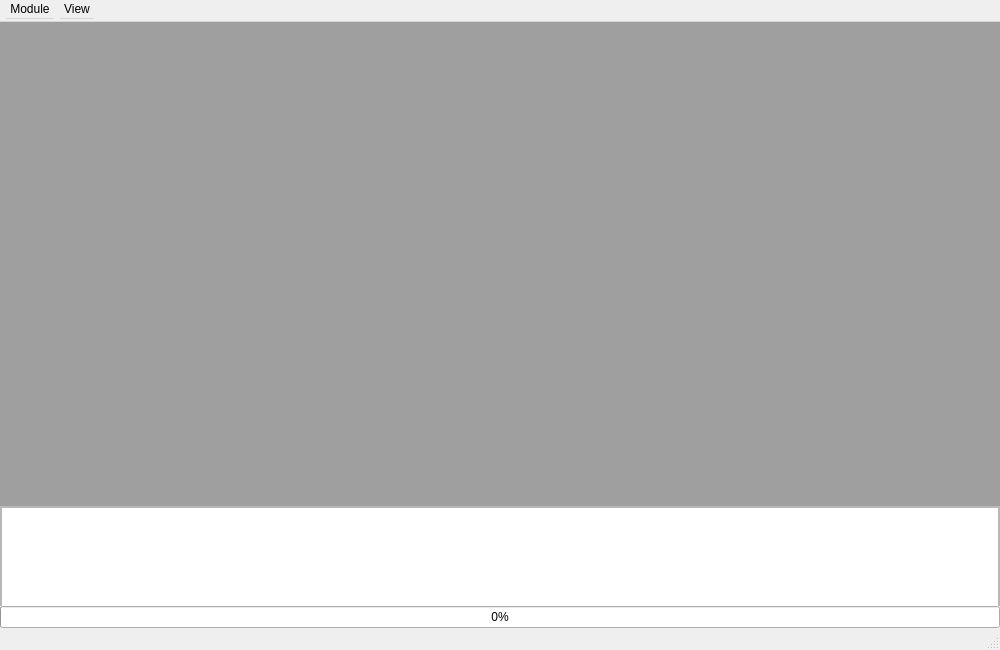
Before: the Qt Designer form mainwindow.ui in manpeihong/Toolbox-v3, drawn with Qt 5.
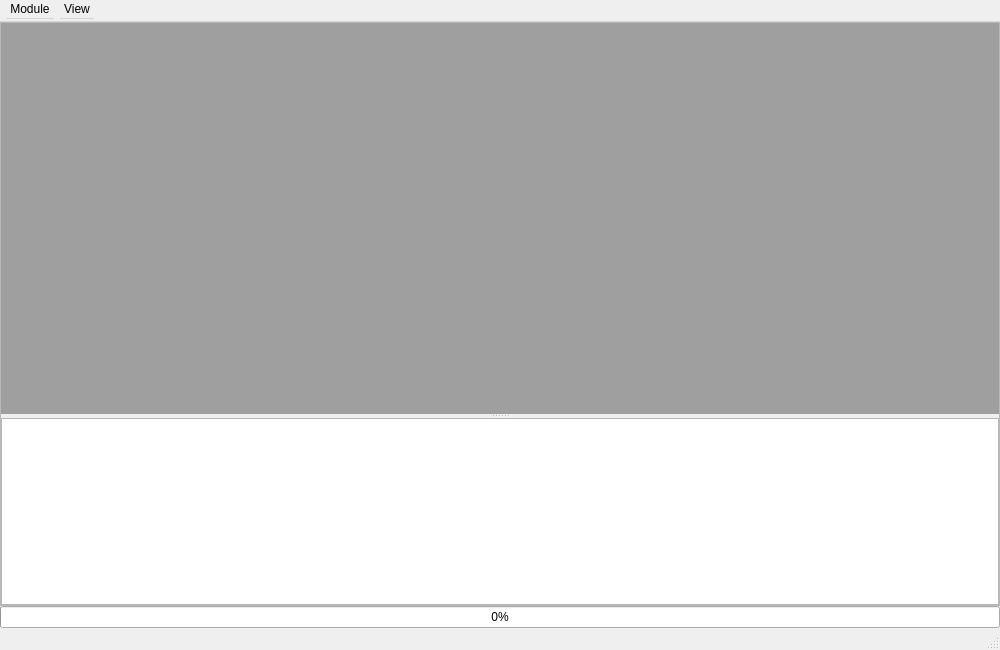
After: the same form once the commit is applied.

```diff
--- a/mainwindow.ui
+++ b/mainwindow.ui
@@ -40,6 +40,131 @@
      <number>0</number>
     </property>
     <item row="3" column="0">
+     <widget class="QProgressBar" name="progressbar">
+      <property name="sizePolicy">
+       <sizepolicy hsizetype="Preferred" vsizetype="Fixed">
+        <horstretch>1</horstretch>
+        <verstretch>0</verstretch>
+       </sizepolicy>
+      </property>
+      <property name="minimumSize">
+       <size>
+        <width>0</width>
+        <height>0</height>
+       </size>
+      </property>
+      <property name="maximumSize">
+       <size>
+        <width>16777215</width>
+        <height>30</height>
+       </size>
+      </property>
+      <property name="value">
+       <number>0</number>
+      </property>
+      <property name="alignment">
+       <set>Qt::AlignCenter</set>
+      </property>
+     </widget>
+    </item>
+    <item row="0" column="0">
+     <widget class="QFrame" name="mainframe">
+      <property name="frameShape">
+       <enum>QFrame::StyledPanel</enum>
+      </property>
+      <property name="frameShadow">
+       <enum>QFrame::Raised</enum>
+      </property>
+      <layout class="QGridLayout" name="gridLayout_2">
+       <property name="leftMargin">
+        <number>0</number>
+       </property>
+       <property name="topMargin">
+        <number>0</number>
+       </property>
+       <property name="rightMargin">
+        <number>0</number>
+       </property>
+       <property name="bottomMargin">
+        <number>0</number>
+       </property>
+       <property name="spacing">
+        <number>0</number>
+       </property>
+       <item row="0" column="0">
+        <widget class="QSplitter" name="splitter">
+         <property name="orientation">
+          <enum>Qt::Vertical</enum>
+         </property>
+         <widget class="QMdiArea" name="mdi">
+          <property name="sizePolicy">
+           <sizepolicy hsizetype="Expanding" vsizetype="Expanding">
+            <horstretch>0</horstretch>
+            <verstretch>1</verstretch>
+           </sizepolicy>
+          </property>
+          <property name="mouseTracking">
+           <bool>true</bool>
+          </property>
+          <property name="focusPolicy">
+           <enum>Qt::StrongFocus</enum>
+          </property>
+          <property name="viewMode">
+           <enum>QMdiArea::TabbedView</enum>
+          </property>
+          <property name="tabsClosable">
+           <bool>true</bool>
+          </property>
+          <property name="tabsMovable">
+           <bool>true</bool>
+          </property>
+          <property name="tabPosition">
+           <enum>QTabWidget::North</enum>
+          </property>
+         </widget>
+         <widget class="QListWidget" name="listbox">
+          <property name="sizePolicy">
+           <sizepolicy hsizetype="Preferred" vsizetype="MinimumExpanding">
+            <horstretch>0</horstretch>
+            <verstretch>1</verstretch>
+           </sizepolicy>
+          </property>
+          <property name="minimumSize">
+           <size>
+            <width>0</width>
+            <height>100</height>
+           </size>
+          </property>
+          <property name="maximumSize">
+           <size>
+            <width>16777215</width>
+            <height>300</height>
+           </size>
+          </property>
+          <property name="font">
+           <font>
+            <family>Arial</family>
+           </font>
+          </property>
+          <property name="focusPolicy">
+           <enum>Qt::NoFocus</enum>
+          </property>
+          <property name="autoScrollMargin">
+           <number>-1</number>
+          </property>
+          <property name="iconSize">
+           <size>
+            <width>10</width>
+            <height>10</height>
+           </size>
+          </property>
+         </widget>
+        </widget>
+       </item>
+      </layout>
+     </widget>
+    </item>
+    <item row="2" column="0">
      <widget class="QFrame" name="horizontalFrame">
       <property name="sizePolicy">
        <sizepolicy hsizetype="Preferred" vsizetype="Fixed">
@@ -147,137 +272,6 @@
       </layout>
      </widget>
     </item>
-    <item row="0" column="0">
-     <widget class="QMdiArea" name="mdi">
-      <property name="mouseTracking">
-       <bool>true</bool>
-      </property>
-      <property name="focusPolicy">
-       <enum>Qt::StrongFocus</enum>
-      </property>
-      <property name="viewMode">
-       <enum>QMdiArea::TabbedView</enum>
-      </property>
-      <property name="tabsClosable">
-       <bool>true</bool>
-      </property>
-      <property name="tabsMovable">
-       <bool>true</bool>
-      </property>
-      <property name="tabPosition">
-       <enum>QTabWidget::North</enum>
-      </property>
-     </widget>
-    </item>
-    <item row="1" column="0">
-     <widget class="QFrame" name="logFrame">
-      <property name="sizePolicy">
-       <sizepolicy hsizetype="Preferred" vsizetype="Fixed">
-        <horstretch>0</horstretch>
-        <verstretch>0</verstretch>
-       </sizepolicy>
-      </property>
-      <property name="minimumSize">
-       <size>
-        <width>0</width>
-        <height>100</height>
-       </size>
-      </property>
-      <property name="maximumSize">
-       <size>
-        <width>16777215</width>
-        <height>100</height>
-       </size>
-      </property>
-      <property name="frameShape">
-       <enum>QFrame::StyledPanel</enum>
-      </property>
-      <property name="frameShadow">
-       <enum>QFrame::Raised</enum>
-      </property>
-      <layout class="QHBoxLayout" name="horizontalLayout_2">
-       <property name="leftMargin">
-        <number>0</number>
-       </property>
-       <property name="topMargin">
-        <number>0</number>
-       </property>
-       <property name="rightMargin">
-        <number>0</number>
-       </property>
-       <property name="bottomMargin">
-        <number>0</number>
-       </property>
-       <item>
-        <widget class="QListWidget" name="listbox">
-         <property name="sizePolicy">
-          <sizepolicy hsizetype="Preferred" vsizetype="Fixed">
-           <horstretch>0</horstretch>
-           <verstretch>0</verstretch>
-          </sizepolicy>
-         </property>
-         <property name="minimumSize">
-          <size>
-           <width>0</width>
-           <height>100</height>
-          </size>
-         </property>
-         <property name="maximumSize">
-          <size>
-           <width>16777215</width>
-           <height>100</height>
-          </size>
-         </property>
-         <property name="font">
-          <font>
-           <family>Arial</family>
-          </font>
-         </property>
-         <property name="focusPolicy">
-          <enum>Qt::NoFocus</enum>
-         </property>
-         <property name="autoScrollMargin">
-          <number>-1</number>
-         </property>
-         <property name="iconSize">
-          <size>
-           <width>10</width>
-           <height>10</height>
-          </size>
-         </property>
-        </widget>
-       </item>
-      </layout>
-     </widget>
-    </item>
-    <item row="4" column="0">
-     <widget class="QProgressBar" name="progressbar">
-      <property name="sizePolicy">
-       <sizepolicy hsizetype="Preferred" vsizetype="Fixed">
-        <horstretch>1</horstretch>
-        <verstretch>0</verstretch>
-       </sizepolicy>
-      </property>
-      <property name="minimumSize">
-       <size>
-        <width>0</width>
-        <height>0</height>
-       </size>
-      </property>
-      <property name="maximumSize">
-       <size>
-        <width>16777215</width>
-        <height>30</height>
-       </size>
-      </property>
-      <property name="value">
-       <number>0</number>
-      </property>
-      <property name="alignment">
-       <set>Qt::AlignCenter</set>
-      </property>
-     </widget>
-    </item>
    </layout>
   </widget>
   <widget class="QStatusBar" name="statusbar">
```
